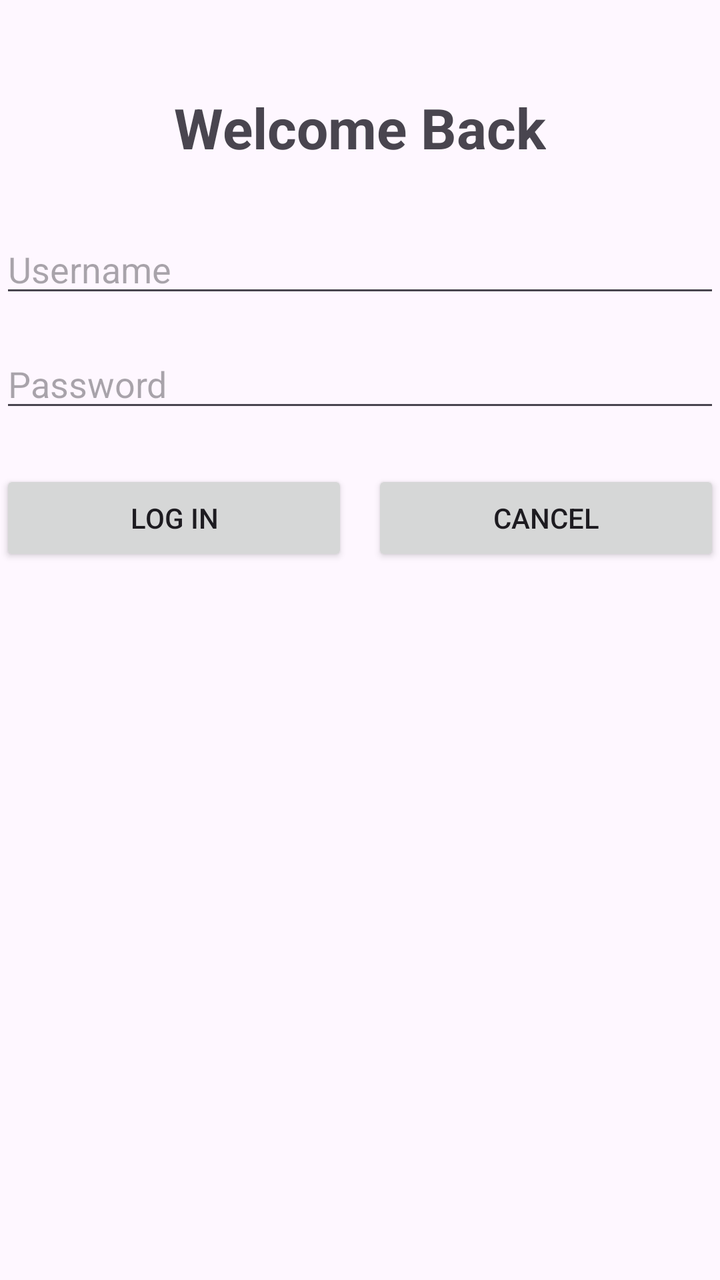
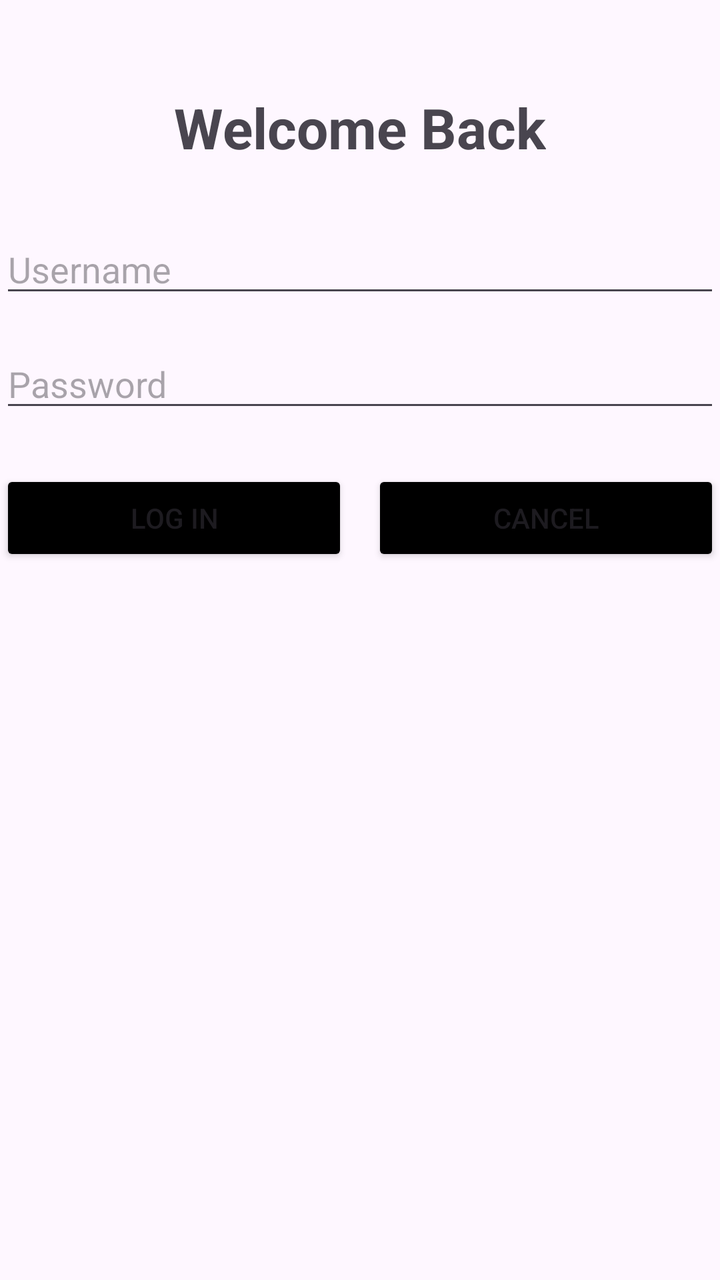

Two renders of the same Android screen: before a commit and after it. Below are the layout's source before the change and the commit's diff.
<!-- AndroidManifest.xml: application theme Theme.LoginApp -->
<!-- res/layout/activity_main.xml -->
<?xml version="1.0" encoding="utf-8"?>
<LinearLayout xmlns:android="http://schemas.android.com/apk/res/android"
    xmlns:app="http://schemas.android.com/apk/res-auto"
    xmlns:tools="http://schemas.android.com/tools"
    android:id="@+id/main"
    android:layout_width="match_parent"
    android:layout_height="match_parent"
    android:orientation="vertical"
    android:layout_margin="20dp"
    tools:context=".MainActivity">

    <TextView
        android:layout_width="wrap_content"
        android:layout_height="wrap_content"
        android:layout_gravity="center_horizontal"
        android:text="Welcome Back"
        android:textSize="28sp"
        android:textStyle="bold"
        android:layout_marginBottom="30dp"
        android:layout_marginTop="45dp"/>

    <EditText
        android:id="@+id/usernameInput"
        android:layout_width="match_parent"
        android:layout_height="wrap_content"
        android:hint="Username"
        android:inputType="textEmailAddress"
        android:layout_marginBottom="16dp" />

    <EditText
        android:id="@+id/passwordInput"
        android:layout_width="match_parent"
        android:layout_height="wrap_content"
        android:hint="Password"
        android:inputType="textPassword"
        android:layout_marginBottom="24dp" />

    <LinearLayout
        android:layout_width="match_parent"
        android:layout_height="wrap_content"
        android:orientation="horizontal">

        <Button
            android:id="@+id/loginButton"
            android:layout_width="0dp"
            android:layout_height="wrap_content"
            android:layout_weight="1"
            android:layout_marginEnd="6dp"
            android:text="Log In" />

        <Button
            android:id="@+id/cancelButton"
            android:layout_width="0dp"
            android:layout_height="wrap_content"
            android:layout_weight="1"
            android:layout_marginStart="6dp"
            android:text="Cancel" />
    </LinearLayout>

</LinearLayout>
<!-- resources referenced by this layout -->
<resources>
  <style name="Theme.LoginApp" parent="Base.Theme.LoginApp" />
  <style name="Base.Theme.LoginApp" parent="Theme.Material3.DayNight.NoActionBar">
          
          
      </style>
</resources>

<!-- the commit's change to res/layout/activity_main.xml (unified diff, before → after) -->
@@ -46,6 +46,7 @@
             android:layout_height="wrap_content"
             android:layout_weight="1"
             android:layout_marginEnd="6dp"
+            android:backgroundTint="@color/black"
             android:text="Log In" />
 
         <Button
@@ -54,6 +55,7 @@
             android:layout_height="wrap_content"
             android:layout_weight="1"
             android:layout_marginStart="6dp"
+            android:backgroundTint="@color/black"
             android:text="Cancel" />
     </LinearLayout>
 
<!-- resource entries referenced after the edit -->
@@ -1,5 +1,6 @@
 <!-- resources referenced by this layout -->
 <resources>
+  <color name="black">#FF000000</color>
   <style name="Theme.LoginApp" parent="Base.Theme.LoginApp" />
   <style name="Base.Theme.LoginApp" parent="Theme.Material3.DayNight.NoActionBar">
           
